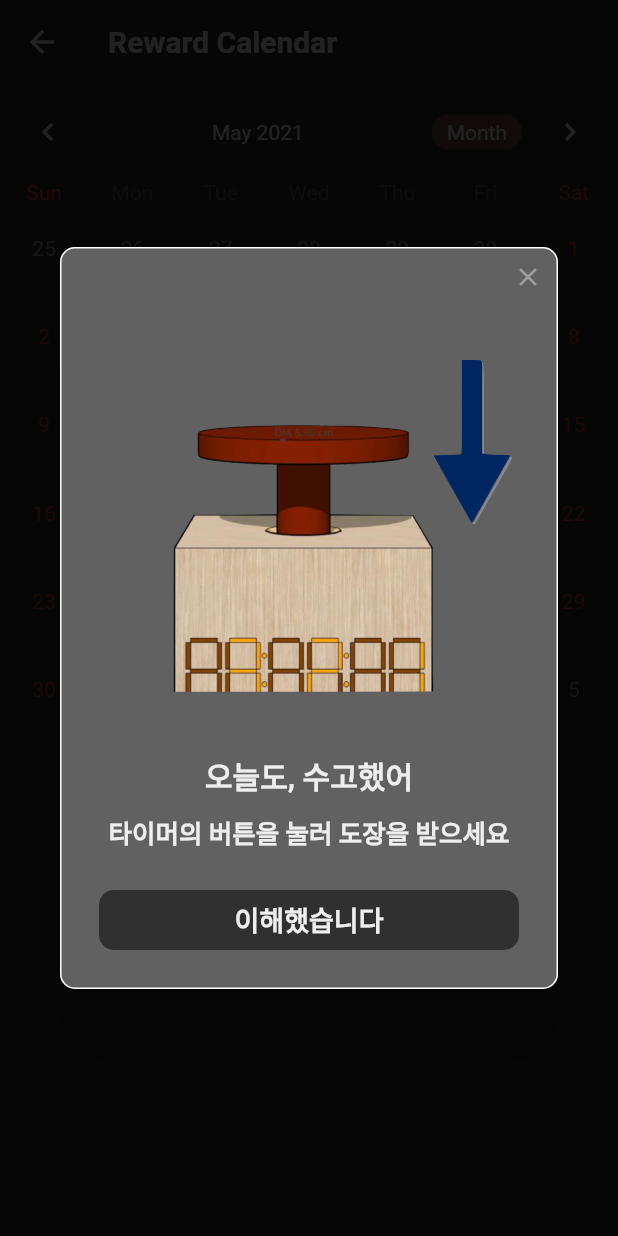
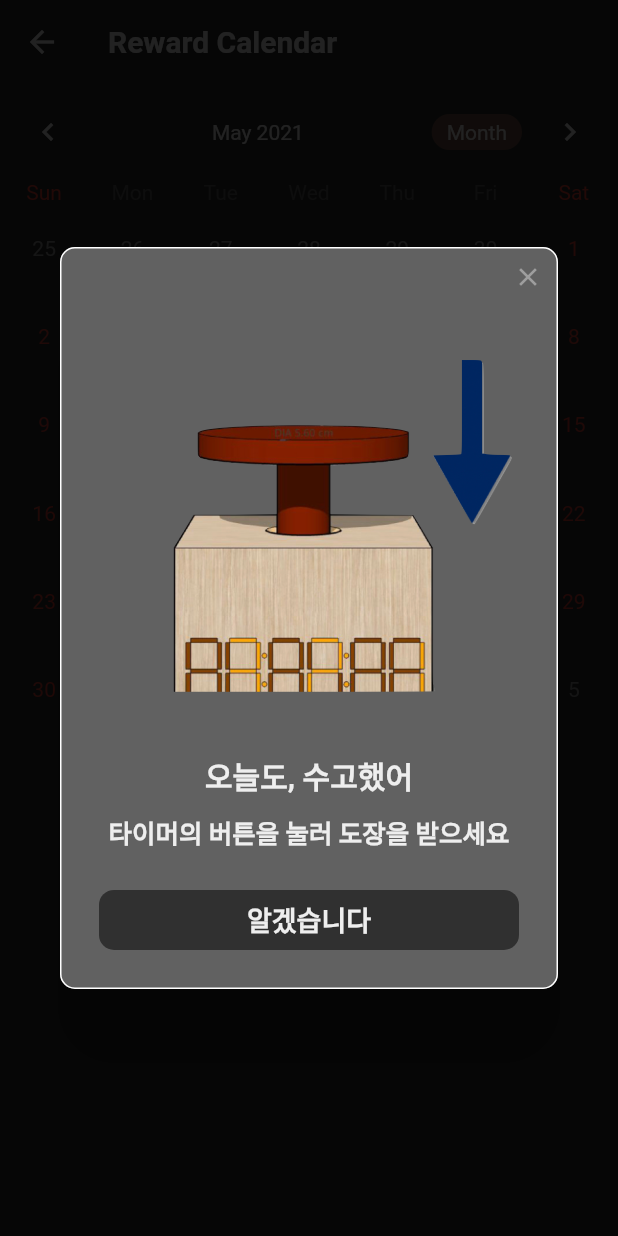
Before and after one commit to potatoCompletion/studyHelper, a Flutter app: the RewardCalendarPage screen opened directly, after a tap on "Reward", on a phone screen of 412 x 824 dp. Run offline on Flutter 3.47's test engine with Material 2 defaults, Android fonts, the phone set to English and light mode, and no system bars; drawn by our look-alikes of rflutter_alert, table_calendar; missing offline and left inert: scratcher.

Commit message:
Update Calendar alert text

```diff
--- a/lib/ui/calendar/calendar.dart
+++ b/lib/ui/calendar/calendar.dart
@@ -551,7 +551,7 @@ class _RewardCalendarPageState extends State<RewardCalendarPage> {
                         buttons: [
                           DialogButton(
                             child: Text(
-                              "이해했습니다",
+                              "알겠습니다",
                               style: TextStyle(
                                 fontWeight: FontWeight.bold,
                                 color: Colors.grey[200],
```
